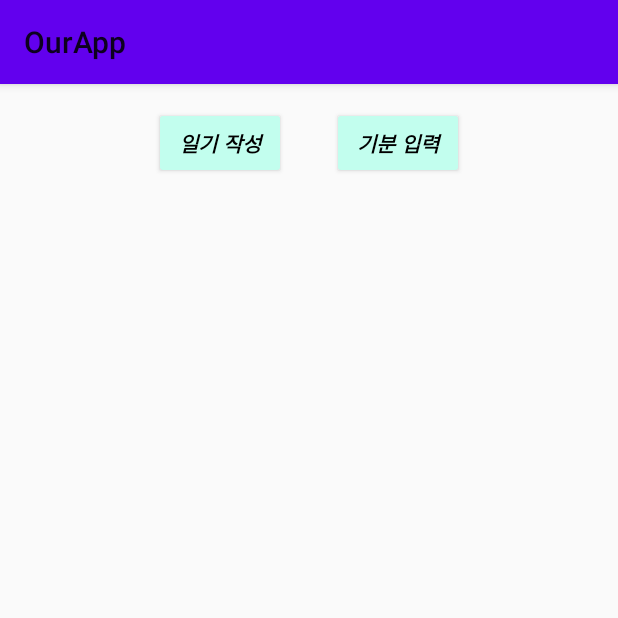
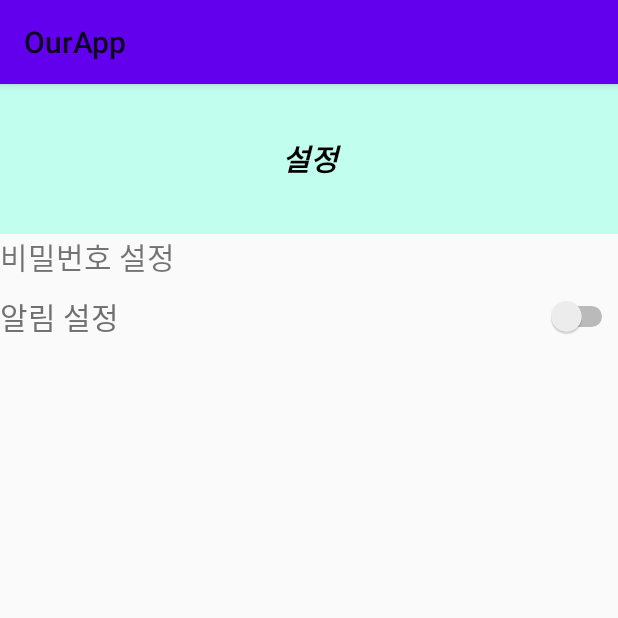
Before and after one commit to lmy6268/daylight, an Android app: the fragment settingFragment placed in its activity, on a phone screen of 412 x 824 dp, the top half of it. Run offline under Robolectric (Android 15) with nearby library versions, the phone set to English and light mode, and no system bars; 9 statements that could not run were skipped.

Commit message:
설정,,

```diff
--- a/app/src/main/java/com/example/daylight/settingFragment.java
+++ b/app/src/main/java/com/example/daylight/settingFragment.java
@@ -1,13 +1,12 @@
 package com.example.daylight;
 
-import android.app.Dialog;
 import android.os.Bundle;
 import androidx.fragment.app.Fragment;
 import android.view.LayoutInflater;
 import android.view.View;
 import android.view.ViewGroup;
-import android.view.WindowManager;
-import android.widget.Button;
+import android.widget.Switch;
+import android.widget.TextView;
 
 public class settingFragment extends Fragment {
 
@@ -17,17 +16,17 @@ public class settingFragment extends Fragment {
     public View onCreateView(LayoutInflater inflater, ViewGroup container, Bundle savedInstanceState) {
         ViewGroup rootView = (ViewGroup) inflater.inflate(R.layout.fragment_setting, container, false);
 
-        Button btn6 = rootView.findViewById(R.id.btn6);
-        Button btn7 = rootView.findViewById(R.id.btn7);
+        TextView account = rootView.findViewById(R.id.account);
+        Switch alarm = rootView.findViewById(R.id.alarm);
 
-        btn6.setOnClickListener(new View.OnClickListener() {
+        account.setOnClickListener(new View.OnClickListener() {
             @Override
             public void onClick(View v) {
 
             }
         });
 
-        btn7.setOnClickListener(new View.OnClickListener() {
+        alarm.setOnClickListener(new View.OnClickListener() {
             @Override
             public void onClick(View v) {
 
--- a/app/src/main/res/layout/fragment_setting.xml
+++ b/app/src/main/res/layout/fragment_setting.xml
@@ -1,73 +1,56 @@
 <?xml version="1.0" encoding="utf-8"?>
-<LinearLayout
-    xmlns:android="http://schemas.android.com/apk/res/android"
+<LinearLayout xmlns:android="http://schemas.android.com/apk/res/android"
     xmlns:tools="http://schemas.android.com/tools"
+    android:orientation="vertical"
     android:layout_width="match_parent"
     android:layout_height="match_parent"
-    android:orientation="vertical"
-    tools:context=".settingFragment">
-
-    <HorizontalScrollView
-        android:layout_width="match_parent"
-        android:layout_height="wrap_content"
-        android:orientation="horizontal">
-
-        <TableLayout
-            android:layout_width="match_parent"
-            android:layout_height="match_parent"
-            android:layout_gravity="center_horizontal"
-            android:orientation="vertical">
-
-            <TableRow>
-
-                <Button android:layout_height="wrap_content"
-                    android:layout_width="wrap_content"
-                    android:id="@+id/btn6"
-                    android:textColor="@color/black"
-                    android:backgroundTint="@color/colorAccent1"
-                    android:textStyle="bold|italic"
-                    android:layout_margin="15dp"
-                    android:text="일기 작성"/>
-
-                <Button
-                    android:layout_width="wrap_content"
-                    android:layout_height="wrap_content"
-                    android:textColor="@color/black"
-                    android:backgroundTint="@color/colorAccent1"
-                    android:textStyle="bold|italic"
-                    android:id="@+id/btn7"
-                    android:layout_margin="15dp"
-                    android:text="기분 입력"/>
-
-            </TableRow>
-
-        </TableLayout>
-    </HorizontalScrollView>
-
+    android:id="@+id/frag5_setting"
+    tools:context="com.example.">
 
     <LinearLayout
         android:layout_width="match_parent"
         android:layout_height="wrap_content"
-        android:orientation="horizontal">
+        android:orientation="vertical">
 
-        <LinearLayout
-            android:layout_width="0dp"
+        <TextView
+            android:id="@+id/textView"
+            android:layout_width="match_parent"
+            android:layout_height="100dp"
+            android:gravity="center"
+            android:lineSpacingExtra="14sp"
+            android:background="@color/colorAccent1"
+            android:text="설정"
+            android:textColor="@color/black"
+            android:textSize="20sp"
+            android:textStyle="bold|italic" />
+
+    </LinearLayout>
+
+    <LinearLayout
+        android:layout_width="match_parent"
+        android:layout_height="match_parent"
+        android:orientation="vertical">
+
+        <TextView
+            android:id="@+id/account"
+            android:layout_width="match_parent"
             android:layout_height="wrap_content"
-            android:layout_weight="1"
+            android:paddingBottom="10dp"
+            android:text="비밀번호 설정"
+            android:textSize="20sp"
+            android:clickable="true"/>
 
-            android:orientation="vertical">
+        <Switch
+            android:id="@+id/alarm"
+            android:layout_width="match_parent"
+            android:layout_height="wrap_content"
+            android:paddingBottom="10dp"
+            android:text="알림 설정"
+            android:textAllCaps="false"
+            android:textColor="#C1444444"
+            android:textSize="20sp"
+            tools:targetApi="ice_cream_sandwich" />
 
-            <TextView
-                android:id="@+id/tv3"
-                android:layout_width="match_parent"
-                android:layout_height="wrap_content"
-                android:paddingLeft="16dp"
-                android:gravity="center"
-                android:paddingRight="16dp"
-                android:textColor="@color/black"
-                android:textSize="30sp"
-                tools:text="설정 화면" />
 
-        </LinearLayout>
     </LinearLayout>
 </LinearLayout>
```
